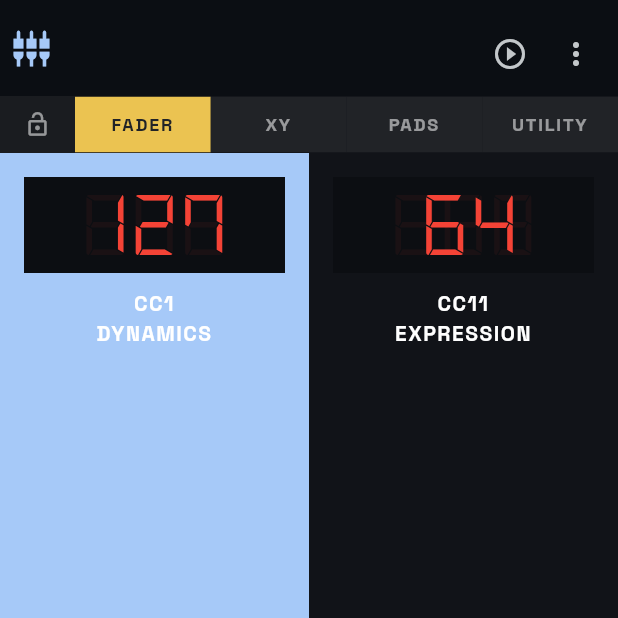
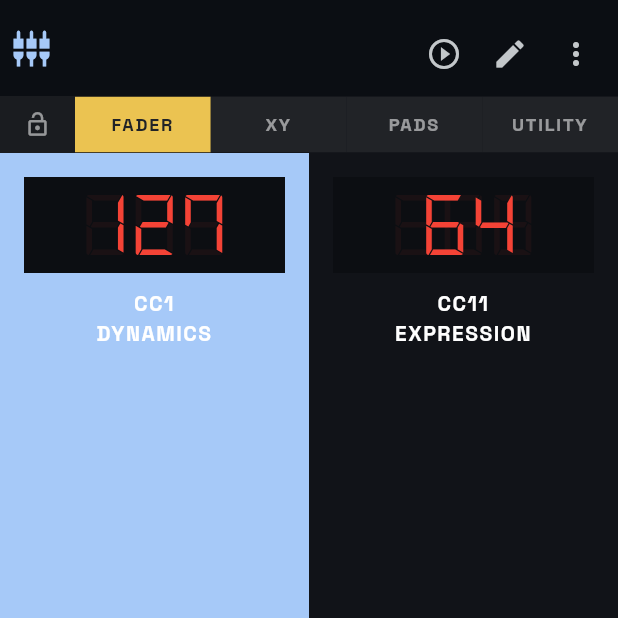
Before and after one commit to PetersDigital/OpenMIDIControl, a Flutter app: the screen it shows after launch, on a phone screen of 412 x 824 dp, the top half of it. Run offline on Flutter 3.47's test engine with Material 3 defaults, Android fonts, the phone set to English and light mode, and no system bars; our stand-ins replace file_picker, flutter_riverpod, package_info_plus, share_plus, shared_preferences; project files that could hold a hidden picture were left out.

Commit message:
feat(layout): add grid properties and editor state
Co-authored-by: dencelkbabu <10363612+dencelkbabu@users.noreply.github.com>

```diff
--- a/app/lib/core/models/layout_models.dart
+++ b/app/lib/core/models/layout_models.dart
@@ -34,6 +34,11 @@ class LayoutControl {
   /// Whether to invert the secondary value (Y-axis for XY pads).
   final bool invertY;
 
+  final int x;
+  final int y;
+  final int width;
+  final int height;
+
   LayoutControl({
     required this.id,
     required this.type,
@@ -43,6 +48,10 @@ class LayoutControl {
     this.secondaryCc,
     this.invertX = false,
     this.invertY = false,
+    this.x = 0,
+    this.y = 0,
+    this.width = 1,
+    this.height = 1,
   }) : assert(defaultCc >= -1 && defaultCc <= 127, 'CC must be -1 to 127'),
        assert(channel >= -1 && channel <= 15, 'Channel must be -1 to 15');
 
@@ -71,6 +80,10 @@ class LayoutControl {
     int? secondaryCc,
     bool? invertX,
     bool? invertY,
+    int? x,
+    int? y,
+    int? width,
+    int? height,
   }) {
     return LayoutControl(
       id: id ?? this.id,
@@ -81,6 +94,10 @@ class LayoutControl {
       secondaryCc: secondaryCc ?? this.secondaryCc,
       invertX: invertX ?? this.invertX,
       invertY: invertY ?? this.invertY,
+      x: x ?? this.x,
+      y: y ?? this.y,
+      width: width ?? this.width,
+      height: height ?? this.height,
     );
   }
 
@@ -95,6 +112,10 @@ class LayoutControl {
       'secondaryCc': secondaryCc,
       'invertX': invertX,
       'invertY': invertY,
+      'x': x,
+      'y': y,
+      'width': width,
+      'height': height,
     };
   }
 
@@ -109,12 +130,16 @@ class LayoutControl {
       secondaryCc: json['secondaryCc'] as int?,
       invertX: json['invertX'] as bool? ?? false,
       invertY: json['invertY'] as bool? ?? false,
+      x: json['x'] as int? ?? 0,
+      y: json['y'] as int? ?? 0,
+      width: json['width'] as int? ?? 1,
+      height: json['height'] as int? ?? 1,
     );
   }
 
   @override
   String toString() =>
-      'LayoutControl(id: $id, type: ${type.name}, cc: $defaultCc, channel: $channel, secondaryCc: $secondaryCc, invertX: $invertX, invertY: $invertY)';
+      'LayoutControl(id: $id, type: ${type.name}, cc: $defaultCc, channel: $channel, secondaryCc: $secondaryCc, invertX: $invertX, invertY: $invertY, x: $x, y: $y, width: $width, height: $height)';
 
   @override
   bool operator ==(Object other) {
@@ -127,7 +152,11 @@ class LayoutControl {
         other.customName == customName &&
         other.secondaryCc == secondaryCc &&
         other.invertX == invertX &&
-        other.invertY == invertY;
+        other.invertY == invertY &&
+        other.x == x &&
+        other.y == y &&
+        other.width == width &&
+        other.height == height;
   }
 
   @override
@@ -140,6 +169,10 @@ class LayoutControl {
     secondaryCc,
     invertX,
     invertY,
+    x,
+    y,
+    width,
+    height,
   );
 }
 
--- a/app/lib/ui/open_midi_screen.dart
+++ b/app/lib/ui/open_midi_screen.dart
@@ -20,6 +20,7 @@ import 'providers/config_ui_provider.dart';
 import 'widgets/config_gesture_wrapper.dart';
 import 'design_system.dart';
 import 'layout_state.dart';
+import 'editor_state.dart';
 import 'side_panel_state.dart';
 import '../core/models/layout_models.dart';
 
@@ -285,6 +286,25 @@ class _MobilePortraitLayout extends ConsumerWidget {
                     ),
                     const SizedBox(width: 4),
                     Tooltip(
+                      message: 'Toggle Editor Mode',
+                      child: GestureDetector(
+                        onTap: () =>
+                            ref.read(editorModeProvider.notifier).toggle(),
+                        behavior: HitTestBehavior.opaque,
+                        child: Padding(
+                          padding: const EdgeInsets.all(8),
+                          child: Icon(
+                            Icons.edit,
+                            color: ref.watch(editorModeProvider)
+                                ? const Color(0xFFA6C9F8)
+                                : const Color(0xFFC3C7CA),
+                            size: 24,
+                          ),
+                        ),
+                      ),
+                    ),
+                    const SizedBox(width: 4),
+                    Tooltip(
                       message: 'App Settings',
                       child: GestureDetector(
                         onTap: () => _showAppSettings(context, ref),
@@ -443,6 +463,16 @@ class _LandscapeLayout extends ConsumerWidget {
                 ),
                 const SizedBox(width: 4),
                 _HeaderIconButton(
+                  icon: Icons.edit,
+                  tooltip: 'Toggle Editor Mode',
+                  color: ref.watch(editorModeProvider)
+                      ? const Color(0xFFA6C9F8)
+                      : const Color(0xFFC3C7CA),
+                  onPressed: () =>
+                      ref.read(editorModeProvider.notifier).toggle(),
+                ),
+                const SizedBox(width: 4),
+                _HeaderIconButton(
                   icon: Icons.more_vert,
                   tooltip: 'App Settings',
                   onPressed: () => _showAppSettings(context, ref),
@@ -696,12 +726,14 @@ class _HeaderIconButton extends StatelessWidget {
   final IconData icon;
   final String tooltip;
   final VoidCallback onPressed;
+  final Color? color;
 
   const _HeaderIconButton({
     super.key,
     required this.icon,
     required this.tooltip,
     required this.onPressed,
+    this.color,
   });
 
   @override
@@ -713,7 +745,7 @@ class _HeaderIconButton extends StatelessWidget {
         borderRadius: BorderRadius.circular(8),
         child: Padding(
           padding: const EdgeInsets.all(8.0),
-          child: Icon(icon, color: const Color(0xFFA6C9F8), size: 20),
+          child: Icon(icon, color: color ?? const Color(0xFFA6C9F8), size: 20),
         ),
       ),
     );
```
Also changed, not shown: app/lib/ui/editor_state.dart (added, +31 -0 lines), 1 other file.
